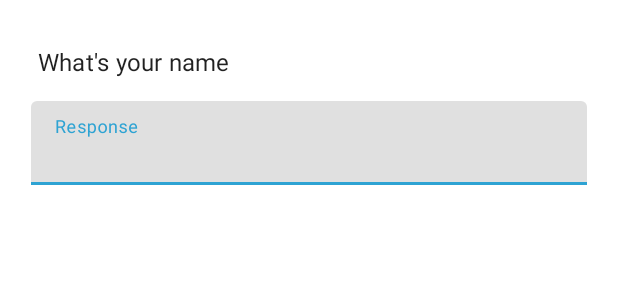
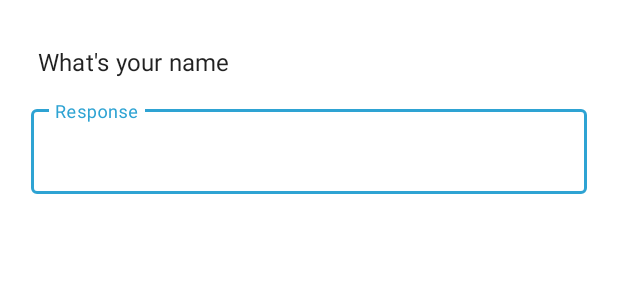
Before and after one commit to EdwardMuturi/Pulavey, an Android app: the layout layout_questionnare.xml on its own in the app's theme, with its tools: preview values and no code run, on a phone screen of 412 x 824 dp. Shown: the top 300 px of the screen. Run offline under Robolectric (Android 15) with nearby library versions, the phone set to English and light mode, and no system bars; network calls fail.

Commit message:
change button height to 60dp, set reponseTextInput style to OutlineBox

```diff
--- a/app/src/main/res/layout/activity_survey.xml
+++ b/app/src/main/res/layout/activity_survey.xml
@@ -24,7 +24,7 @@
 
     <com.google.android.material.button.MaterialButton
         android:layout_width="0dp"
-        android:layout_height="wrap_content"
+        android:layout_height="60dp"
         android:text="@string/text_next"
         android:id="@+id/btn_next"
         app:layout_constraintWidth_percent=".90"
@@ -34,7 +34,7 @@
 
     <com.google.android.material.button.MaterialButton
         android:layout_width="0dp"
-        android:layout_height="wrap_content"
+        android:layout_height="60dp"
         android:text="@string/text_finish"
         android:visibility="gone"
         app:layout_constraintWidth_percent=".90"
--- a/app/src/main/res/layout/layout_questionnare.xml
+++ b/app/src/main/res/layout/layout_questionnare.xml
@@ -25,6 +25,7 @@
         android:layout_marginTop="15dp"
         app:layout_constraintWidth_percent=".9"
         android:id="@+id/til_response"
+        style="@style/Widget.MaterialComponents.TextInputLayout.OutlinedBox"
         app:layout_constraintTop_toBottomOf="@id/tv_question"
         >
         <com.google.android.material.textfield.TextInputEditText
```
